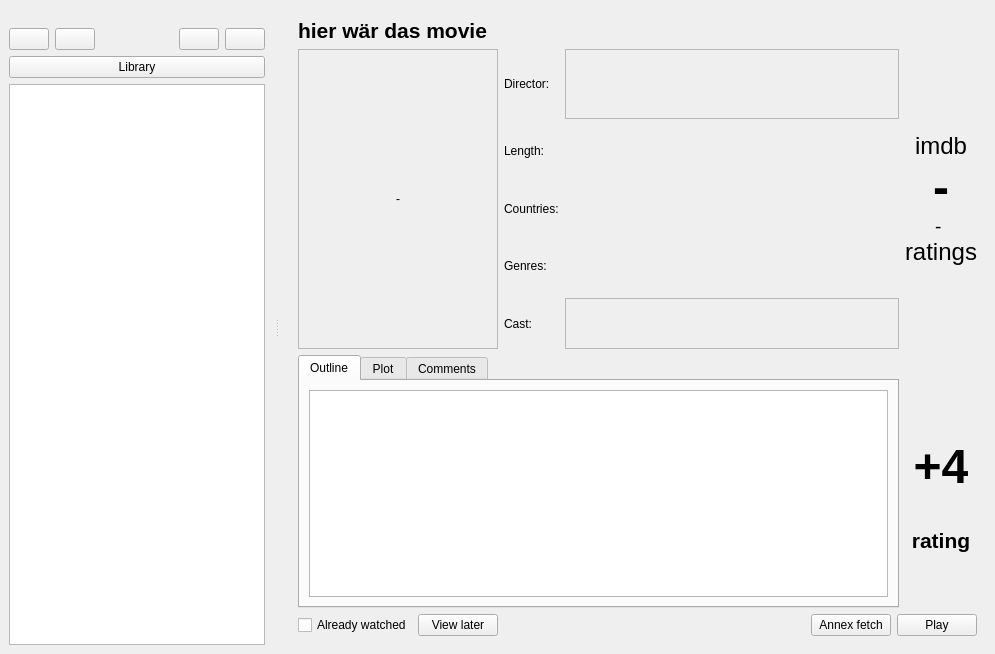
The window that moviehamster/gui/qtgui.ui (bordstein/hamster) describes before a commit, drawn with Qt 5.
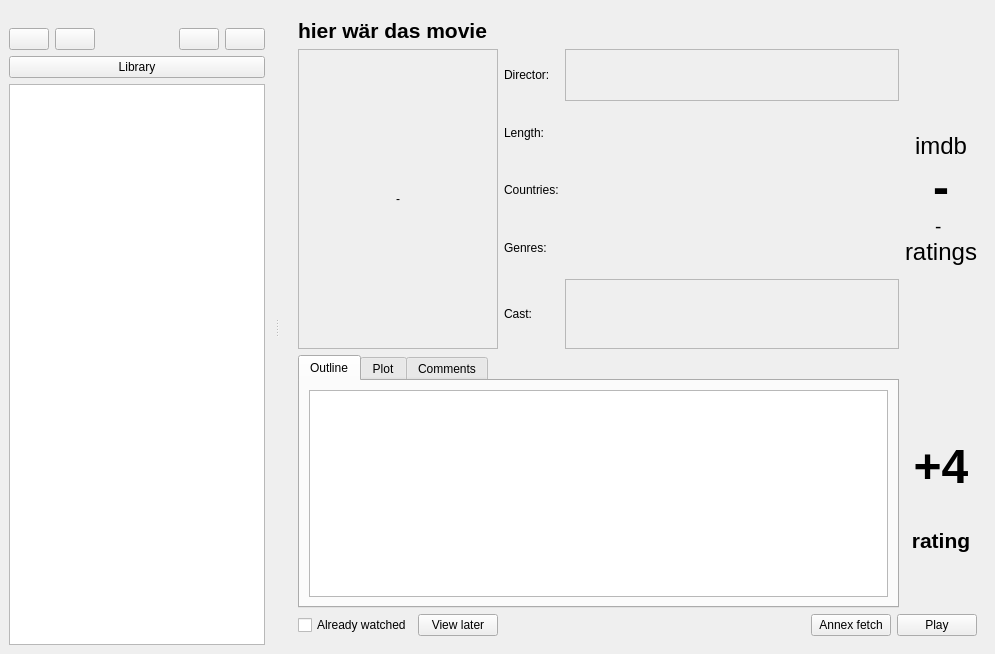
The same window after the commit. Icons and pictures are not drawn.

Commit message: smaller director box

What changed in the file:
```diff
--- a/moviehamster/gui/qtgui.ui
+++ b/moviehamster/gui/qtgui.ui
@@ -513,7 +513,7 @@
         <item row="5" column="2">
          <widget class="QScrollArea" name="scrollable_box_cast">
           <property name="sizePolicy">
-           <sizepolicy hsizetype="MinimumExpanding" vsizetype="Ignored">
+           <sizepolicy hsizetype="MinimumExpanding" vsizetype="Minimum">
             <horstretch>0</horstretch>
             <verstretch>0</verstretch>
            </sizepolicy>
@@ -533,7 +533,7 @@
              <x>0</x>
              <y>0</y>
              <width>316</width>
-             <height>47</height>
+             <height>76</height>
             </rect>
            </property>
            <layout class="QFormLayout" name="box_cast">
@@ -556,7 +556,7 @@
         <item row="1" column="2">
          <widget class="QScrollArea" name="scrollable_box_director">
           <property name="sizePolicy">
-           <sizepolicy hsizetype="MinimumExpanding" vsizetype="Minimum">
+           <sizepolicy hsizetype="MinimumExpanding" vsizetype="Ignored">
             <horstretch>0</horstretch>
             <verstretch>0</verstretch>
            </sizepolicy>
@@ -573,7 +573,7 @@
              <x>0</x>
              <y>0</y>
              <width>316</width>
-             <height>76</height>
+             <height>48</height>
             </rect>
            </property>
            <layout class="QFormLayout" name="box_director">
```
The commit also changes 2 other files.
